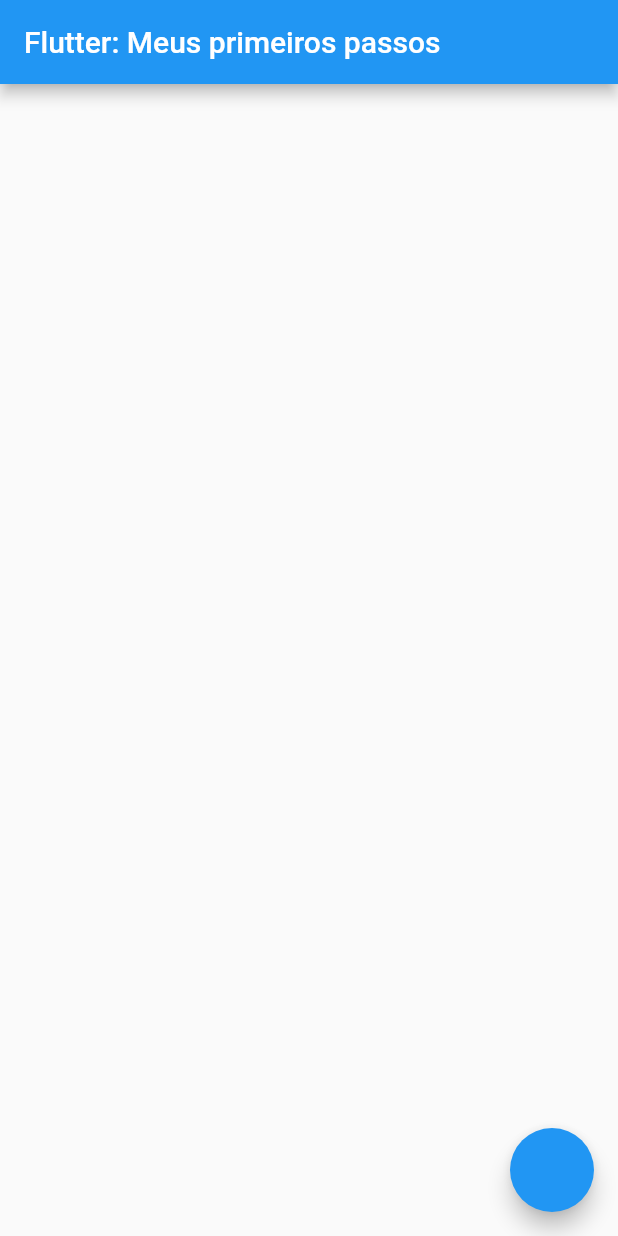
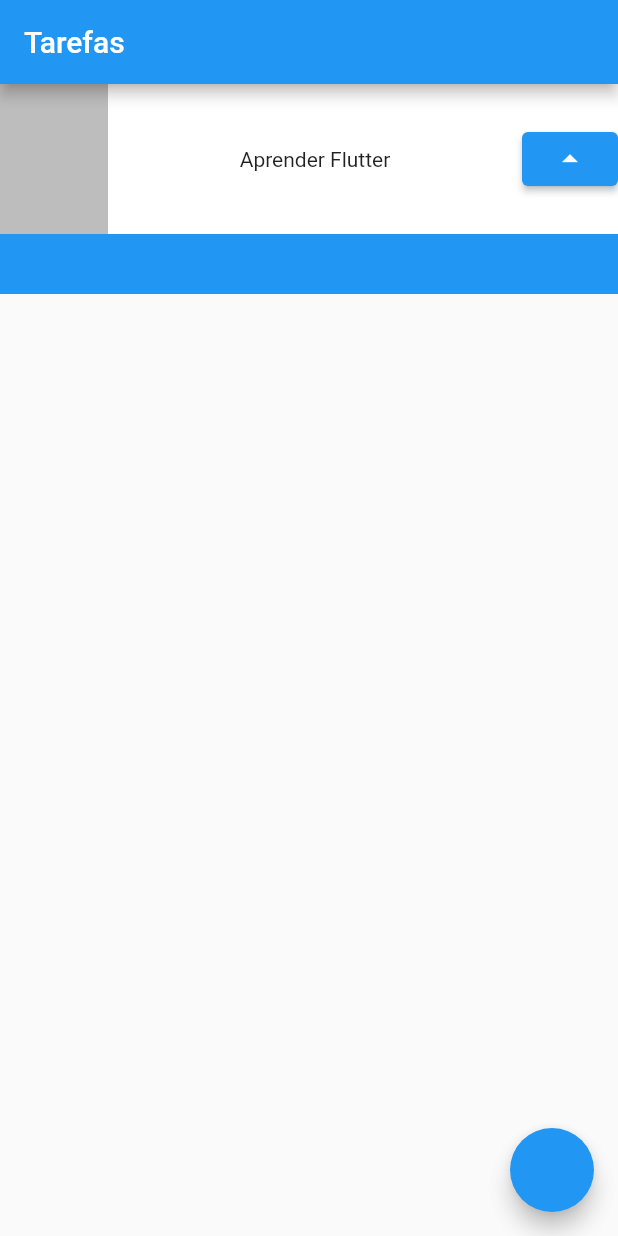
Before and after one commit to fercguerra/app_alura, a Flutter app: the screen it shows after launch, on a phone screen of 412 x 824 dp. Run offline on Flutter 3.47's test engine with Material 2 defaults, Android fonts, the phone set to English and light mode, and no system bars.

Commit message:
Implementando o Layout

```diff
--- a/lib/main.dart
+++ b/lib/main.dart
@@ -18,9 +18,35 @@ class MyApp extends StatelessWidget {
       ),
       home: Scaffold(
         appBar: AppBar(
-          title: Text('Flutter: Meus primeiros passos'),
+          title: Text('Tarefas'),
         ),
-        body: Container(),
+        body: Container(
+          child: Stack(
+            children: [
+              Container(
+                color: Colors.blue,
+                height: 140,
+              ),
+              Container(
+                color: Colors.white,
+                height: 100,
+                child: Row(
+                  mainAxisAlignment: MainAxisAlignment.spaceBetween,
+                  children: [
+                    Container(
+                      color: Colors.black26,
+                      width: 72,
+                      height: 100,
+                    ),
+                    Text('Aprender Flutter'),
+                    ElevatedButton(
+                        onPressed: () {}, child: Icon(Icons.arrow_drop_up)),
+                  ],
+                ),
+              ),
+            ],
+          ),
+        ),
         floatingActionButton: FloatingActionButton(
           onPressed: () {},
         ),
```
